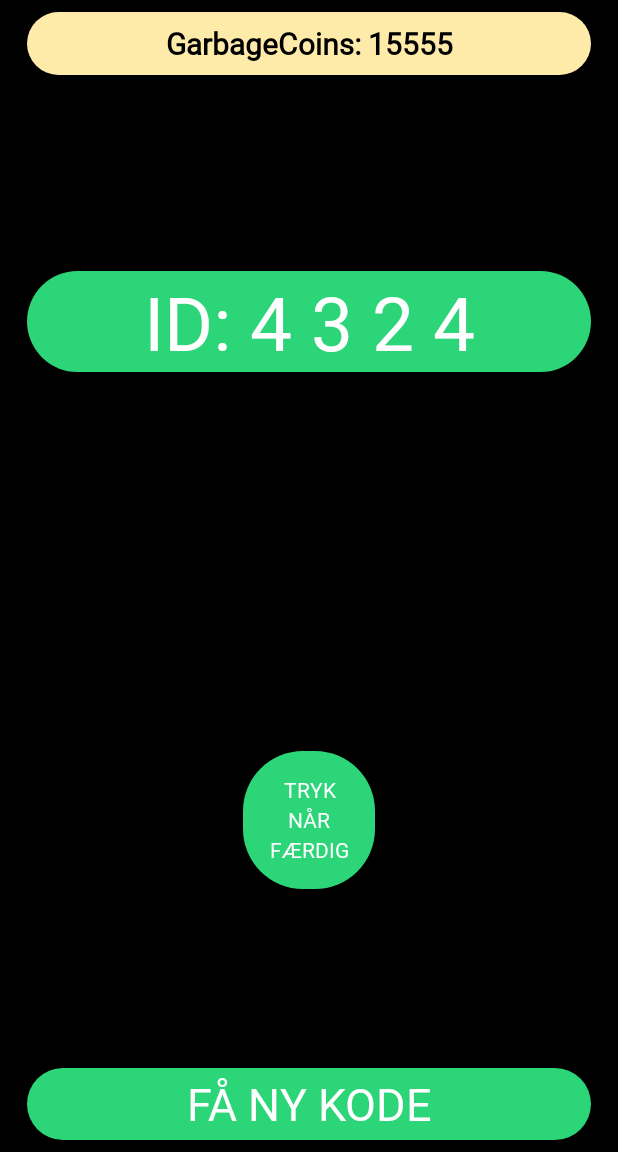
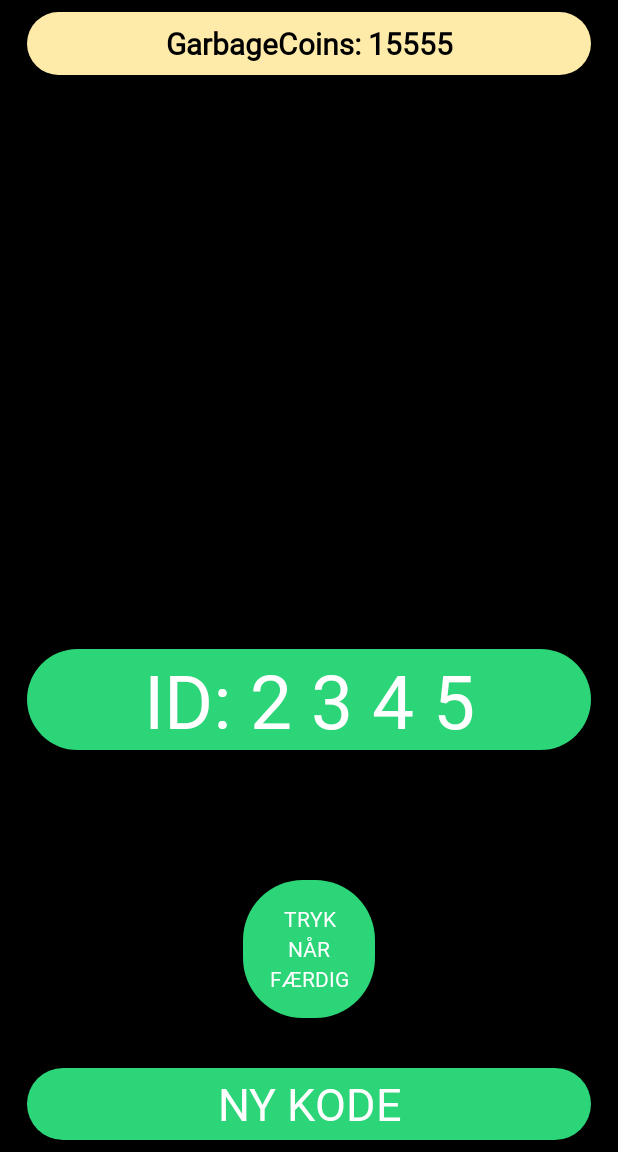
Before and after one commit to kimsand123/Affaldsprojekt, an Android app: the screen it shows after launch (MainActivity), after a tap on an icon or button, on a phone screen of 412 x 824 dp, the part 84-1236 px from its top. Run offline under Robolectric (Android 15) with nearby library versions, the phone set to English and light mode, and no system bars.

Commit message:
Statistic screen designed and implemented.
Statistic module is included.
http://www.android-graphview.org/

```diff
--- a/app/build.gradle
+++ b/app/build.gradle
@@ -24,6 +24,7 @@ dependencies {
     implementation 'com.android.support:support-v4:28.0.0'
     implementation 'com.android.support:design:28.0.0'
     implementation 'com.android.support.constraint:constraint-layout:1.1.3'
+    implementation 'com.jjoe64:graphview:4.2.2' // opensource statistik modul fra http://www.android-graphview.org
     testImplementation 'junit:junit:4.12'
     androidTestImplementation 'com.android.support.test:runner:1.0.2'
     androidTestImplementation 'com.android.support.test.espresso:espresso-core:3.0.2'
--- a/app/src/main/java/erickkim/dtu/dk/affaldsprojekt/screen1main.java
+++ b/app/src/main/java/erickkim/dtu/dk/affaldsprojekt/screen1main.java
@@ -72,11 +72,11 @@ public class screen1main extends Fragment implements View.OnClickListener {
 
         // initialiser de forskellige views i fragmentet
         garbageButton = root.findViewById(R.id.garbageButton);
-        hubstatusButton = root.findViewById(R.id.hubstatusButton);
+        hubstatusButton = root.findViewById(R.id.becomebetterButton);
         hubplacementButton = root.findViewById(R.id.hubplacementButton);
         depositButton = root.findViewById(R.id.depositButton);
         txtCoinBox = root.findViewById(R.id.txtCoinBox3);
-        txtInfoBox = root.findViewById(R.id.txtInfoBox3);
+        txtInfoBox = root.findViewById(R.id.txtCoinBox4);
 
         // setonclicklisteners for alle knapper.
         garbageButton.setOnClickListener(this);
@@ -101,7 +101,7 @@ public class screen1main extends Fragment implements View.OnClickListener {
                 //TODO: vis pdf i en browser.
                 //huske det nok skal foregå i en anden tråd
                 break;
-            case R.id.hubstatusButton:
+            case R.id.becomebetterButton:
                 //TODO: vis et dummy billede af en hubstatus
                 //huske det nok skal foregå i en anden tråd
                 break;
--- a/app/src/main/java/erickkim/dtu/dk/affaldsprojekt/screen2delivery.java
+++ b/app/src/main/java/erickkim/dtu/dk/affaldsprojekt/screen2delivery.java
@@ -1,7 +1,5 @@
 package erickkim.dtu.dk.affaldsprojekt;
 
-import android.content.Context;
-import android.net.Uri;
 import android.os.Bundle;
 import android.support.v4.app.Fragment;
 import android.support.v4.app.FragmentTransaction;
@@ -77,7 +75,7 @@ public class screen2delivery extends Fragment implements View.OnClickListener {
 
         //Hent data til textfelter.
         txtCoinBox2.setText("GarbageCoins: " + Data_Background.getInstance().getTrashCoins());
-        txtIdBox.setText("ID: 4 3 2 4");
+        txtIdBox.setText("ID: 2 3 4 5");//+ Data_Background.getInstance().getDeliveryCode());
 
         doneButton.setOnClickListener(this);
         newIdButton.setOnClickListener(this);
@@ -100,7 +98,7 @@ public class screen2delivery extends Fragment implements View.OnClickListener {
                 break;
             case R.id.newIdButton:
                 //TODO: Hent nyt id fra backend.
-                //huske det nok skal foregår i en anden tråd
+                //txtIdBox.setText("ID: "+ Data_Background.getInstance().getDeliveryCode());
                 break;
 
         }
--- a/app/src/main/java/erickkim/dtu/dk/affaldsprojekt/screen3afterdelivery.java
+++ b/app/src/main/java/erickkim/dtu/dk/affaldsprojekt/screen3afterdelivery.java
@@ -72,7 +72,7 @@ public class screen3afterdelivery extends Fragment implements View.OnClickListen
 
         //TODO: Hent data til piechart.
 
-        //statisticButton.setOnClickListener(this);
+        statisticButton.setOnClickListener(this);
 
         return root;
     }
@@ -83,10 +83,10 @@ public class screen3afterdelivery extends Fragment implements View.OnClickListen
         //check view objektet, og skift til den tilhørende case
         switch(v.getId()){
             case R.id.statisticButton:
-                //kør fragmentet for Screen4statistik.
+                //kør fragmentet for screen4statistic.
                 getFragmentManager().beginTransaction()
                         .setTransition(FragmentTransaction.TRANSIT_FRAGMENT_OPEN)
-                        //.replace(R.id.fragmentContent, new screen4statistik())
+                        .replace(R.id.fragmentContent, new screen4statistic())
                         .setCustomAnimations(android.R.animator.fade_in, android.R.animator.fade_out)
                         .addToBackStack(null)
                         .commit();
--- a/app/src/main/res/layout/fragment_screen2delivery.xml
+++ b/app/src/main/res/layout/fragment_screen2delivery.xml
@@ -18,34 +18,32 @@
             android:layout_width="0dp"
             android:layout_height="wrap_content"
             android:layout_marginStart="18dp"
-            android:layout_marginTop="69dp"
             android:layout_marginEnd="18dp"
-            android:layout_marginBottom="50dp"
+            android:layout_marginBottom="268dp"
             android:background="@drawable/text_roundcorners_lightgreen"
             android:fontFamily="@font/roboto"
             android:textAlignment="center"
             android:textColor="@android:color/background_light"
             android:textSize="50sp"
-            app:layout_constraintBottom_toTopOf="@+id/doneButton"
+            app:layout_constraintBottom_toBottomOf="parent"
             app:layout_constraintEnd_toEndOf="parent"
-            app:layout_constraintStart_toStartOf="parent"
-            app:layout_constraintTop_toBottomOf="@+id/txtCoinBox2" />
+            app:layout_constraintHorizontal_bias="1.0"
+            app:layout_constraintStart_toStartOf="parent" />
 
         <TextView
             android:id="@+id/txtCoinBox2"
             android:layout_width="0dp"
-            android:layout_height="42dp"
+            android:layout_height="42sp"
             android:layout_marginStart="18dp"
             android:layout_marginTop="8dp"
             android:layout_marginEnd="18dp"
             android:background="@drawable/text_roundcorners_beige"
             android:fontFamily="@font/roboto"
-            android:text="GarbageCoins: "
             android:gravity="center"
             android:textColor="@android:color/black"
             android:textSize="20sp"
             android:textStyle="bold"
-            app:layout_constraintBottom_toTopOf="@+id/txtInfoBox3"
+            app:layout_constraintBottom_toTopOf="@+id/txtCoinBox4"
             app:layout_constraintEnd_toEndOf="parent"
             app:layout_constraintStart_toStartOf="parent"
             app:layout_constraintTop_toTopOf="parent" />
@@ -53,13 +51,12 @@
         <Button
             android:id="@+id/doneButton"
             android:layout_width="wrap_content"
-            android:layout_height="92dp"
+            android:layout_height="92sp"
             android:layout_marginStart="8dp"
-            android:layout_marginTop="142dp"
 
             android:layout_marginEnd="8dp"
-            android:layout_marginBottom="58dp"
 
+            android:layout_marginBottom="89dp"
             android:background="@drawable/button_roundcorners_dark"
             android:backgroundTint="@color/colorPrimaryDark"
             android:fontFamily="@font/roboto"
@@ -67,10 +64,9 @@
             android:text="Tryk\nnår\nfærdig"
             android:textAlignment="center"
             android:textColor="@color/hvid"
-            app:layout_constraintBottom_toTopOf="@+id/newIdButton"
+            app:layout_constraintBottom_toBottomOf="parent"
             app:layout_constraintEnd_toEndOf="parent"
-            app:layout_constraintStart_toStartOf="parent"
-            app:layout_constraintTop_toBottomOf="@+id/txtIdBox" />
+            app:layout_constraintStart_toStartOf="parent" />
 
         <Button
             android:id="@+id/newIdButton"
@@ -80,9 +76,8 @@
             android:layout_marginEnd="18dp"
             android:layout_marginBottom="8dp"
             android:background="@drawable/button_roundcorners_light"
-            android:elevation="5dp"
             android:fontFamily="@font/roboto"
-            android:text="Få ny kode"
+            android:text="Ny kode"
             android:textColor="@android:color/background_light"
             android:textSize="30sp"
             app:layout_constraintBottom_toBottomOf="parent"
```
Also changed, not shown: app/src/main/java/erickkim/dtu/dk/affaldsprojekt/screen4statistic.java (+36 -8 lines), app/src/main/res/layout/fragment_screen1main.xml (+9 -9 lines), app/src/main/res/layout/fragment_screen3afterdelivery.xml (+7 -10 lines), app/src/main/res/layout/fragment_screen4statistic.xml (+65 -4 lines).
